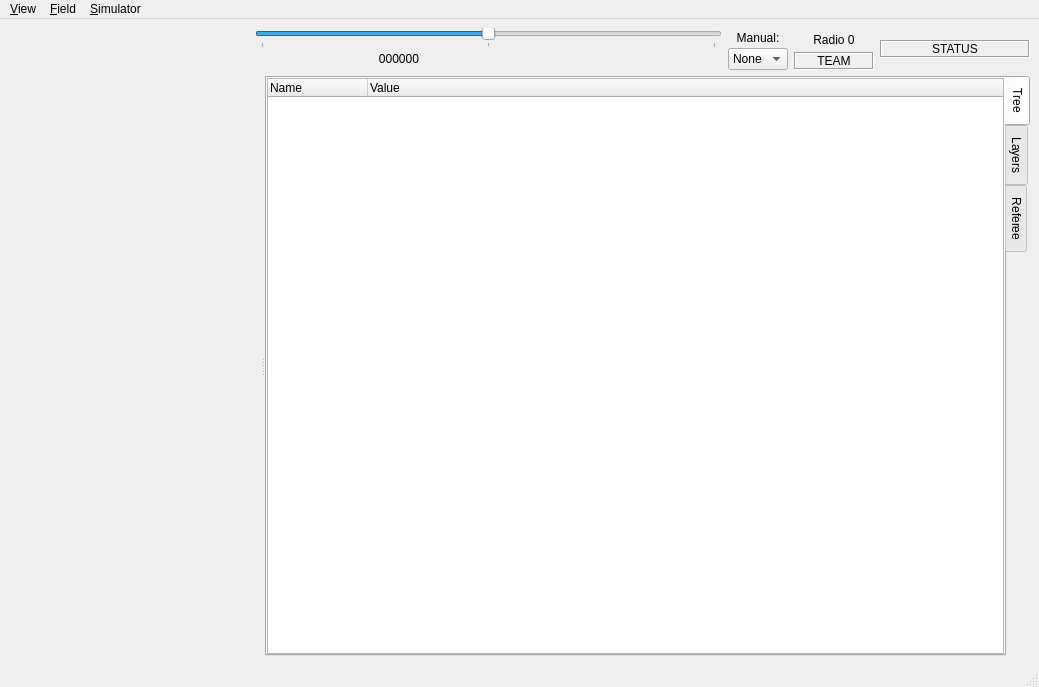
This is soccer/ui/MainWindow.ui in RoboJackets/robocup-software as Qt 5 draws it before an edit. The edited form follows.
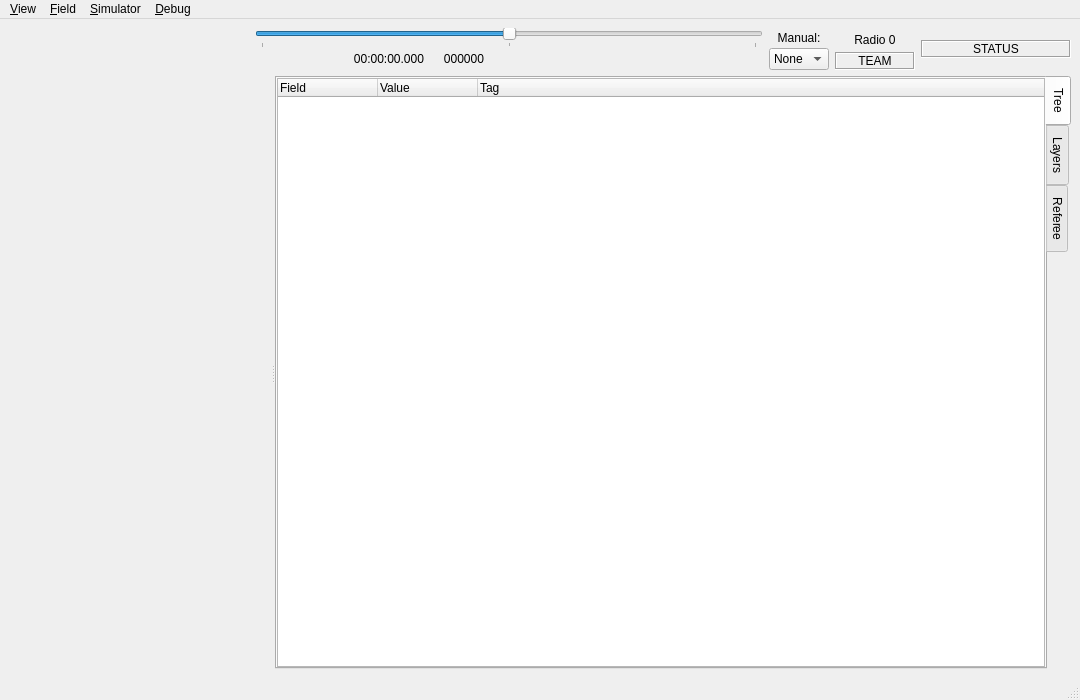
This is the edited form. Icons and pictures are not drawn. Custom widgets are drawn as their Qt base class.

Commit message: Tree is usable now. Border around historical controls when not live.

```diff
--- a/soccer/ui/MainWindow.ui
+++ b/soccer/ui/MainWindow.ui
@@ -6,8 +6,8 @@
    <rect>
     <x>0</x>
     <y>0</y>
-    <width>1039</width>
-    <height>687</height>
+    <width>1080</width>
+    <height>700</height>
    </rect>
   </property>
   <property name="windowTitle">
@@ -154,10 +154,14 @@
        </widget>
       </item>
       <item>
+       <widget class="QFrame" name="logControls">
        <layout class="QVBoxLayout" name="verticalLayout_4">
         <property name="spacing">
          <number>0</number>
         </property>
+         <property name="margin">
+          <number>0</number>
+         </property>
         <item>
          <widget class="QSlider" name="playbackRate">
           <property name="toolTip">
@@ -198,8 +202,39 @@
             </property>
            </spacer>
           </item>
+           <item>
+            <widget class="QLabel" name="logTime">
+             <property name="sizePolicy">
+              <sizepolicy hsizetype="Fixed" vsizetype="Preferred">
+               <horstretch>0</horstretch>
+               <verstretch>0</verstretch>
+              </sizepolicy>
+             </property>
+             <property name="minimumSize">
+              <size>
+               <width>90</width>
+               <height>0</height>
+              </size>
+             </property>
+             <property name="toolTip">
+              <string>Program Elapsed Time</string>
+             </property>
+             <property name="text">
+              <string>00:00:00.000</string>
+             </property>
+             <property name="alignment">
+              <set>Qt::AlignRight|Qt::AlignTrailing|Qt::AlignVCenter</set>
+             </property>
+            </widget>
+           </item>
           <item>
            <widget class="QLabel" name="logFrame">
+             <property name="sizePolicy">
+              <sizepolicy hsizetype="Fixed" vsizetype="Preferred">
+               <horstretch>0</horstretch>
+               <verstretch>0</verstretch>
+              </sizepolicy>
+             </property>
             <property name="minimumSize">
              <size>
               <width>60</width>
@@ -330,6 +365,7 @@
          </layout>
         </item>
        </layout>
+       </widget>
       </item>
       <item>
        <layout class="QVBoxLayout" name="verticalLayout_2">
@@ -570,11 +606,11 @@
             </sizepolicy>
            </property>
            <property name="columnCount">
-            <number>2</number>
+            <number>3</number>
            </property>
            <column>
             <property name="text">
-             <string>Name</string>
+             <string>Field</string>
             </property>
            </column>
            <column>
@@ -582,6 +618,11 @@
              <string>Value</string>
             </property>
            </column>
+           <column>
+            <property name="text">
+             <string>Tag</string>
+            </property>
+           </column>
           </widget>
          </item>
         </layout>
@@ -1514,7 +1555,7 @@
     <rect>
      <x>0</x>
      <y>0</y>
-     <width>1039</width>
+     <width>1080</width>
      <height>23</height>
     </rect>
    </property>
@@ -1564,9 +1605,17 @@
     <addaction name="actionCenterBall"/>
     <addaction name="actionStopBall"/>
    </widget>
+   <widget class="QMenu" name="menu_Debug">
+    <property name="title">
+     <string>&amp;Debug</string>
+    </property>
+    <addaction name="actionRestartUpdateTime"/>
+    <addaction name="actionNonLiveStyle"/>
+   </widget>
    <addaction name="menu_View"/>
    <addaction name="menu_Field"/>
    <addaction name="menu_Simulator"/>
+   <addaction name="menu_Debug"/>
   </widget>
   <widget class="QStatusBar" name="statusbar"/>
   <action name="action0">
@@ -1663,6 +1712,11 @@
    <header>FieldView.hpp</header>
    <container>1</container>
   </customwidget>
+  <customwidget>
+   <class>ProtobufTree</class>
+   <extends>QTreeWidget</extends>
+   <header location="global">ProtobufTree.hpp</header>
+  </customwidget>
  </customwidgets>
  <resources>
   <include location="main_icons.qrc"/>
```
Left out of the diff: 16 changed lines with no effect on the pictures. Lines whose indentation alone changed are shown as unchanged. The commit also changes 8 other files.
